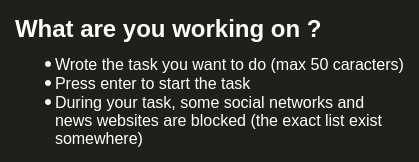
The window that boxtime/views/protipswidget.ui (jdauphant/boxtime) describes before a commit, drawn with Qt 5.
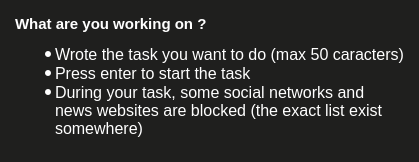
The same window after the commit.

Commit message: Disable protips on macos X

```diff
--- a/boxtime/views/protipswidget.ui
+++ b/boxtime/views/protipswidget.ui
@@ -34,9 +34,18 @@
      <colorrole role="Light">
       <brush brushstyle="SolidPattern">
        <color alpha="255">
-        <red>31</red>
-        <green>31</green>
-        <blue>30</blue>
+        <red>0</red>
+        <green>0</green>
+        <blue>0</blue>
+       </color>
+      </brush>
+     </colorrole>
+     <colorrole role="Midlight">
+      <brush brushstyle="SolidPattern">
+       <color alpha="255">
+        <red>0</red>
+        <green>0</green>
+        <blue>0</blue>
        </color>
       </brush>
      </colorrole>
@@ -117,9 +126,18 @@
      <colorrole role="Light">
       <brush brushstyle="SolidPattern">
        <color alpha="255">
-        <red>31</red>
-        <green>31</green>
-        <blue>30</blue>
+        <red>0</red>
+        <green>0</green>
+        <blue>0</blue>
+       </color>
+      </brush>
+     </colorrole>
+     <colorrole role="Midlight">
+      <brush brushstyle="SolidPattern">
+       <color alpha="255">
+        <red>0</red>
+        <green>0</green>
+        <blue>0</blue>
        </color>
       </brush>
      </colorrole>
@@ -200,9 +218,18 @@
      <colorrole role="Light">
       <brush brushstyle="SolidPattern">
        <color alpha="255">
-        <red>31</red>
-        <green>31</green>
-        <blue>30</blue>
+        <red>0</red>
+        <green>0</green>
+        <blue>0</blue>
+       </color>
+      </brush>
+     </colorrole>
+     <colorrole role="Midlight">
+      <brush brushstyle="SolidPattern">
+       <color alpha="255">
+        <red>0</red>
+        <green>0</green>
+        <blue>0</blue>
        </color>
       </brush>
      </colorrole>
@@ -297,11 +324,11 @@
       <string>&lt;!DOCTYPE HTML PUBLIC &quot;-//W3C//DTD HTML 4.0//EN&quot; &quot;http://www.w3.org/TR/REC-html40/strict.dtd&quot;&gt;
 &lt;html&gt;&lt;head&gt;&lt;meta name=&quot;qrichtext&quot; content=&quot;1&quot; /&gt;&lt;style type=&quot;text/css&quot;&gt;
 p, li { white-space: pre-wrap; }
-&lt;/style&gt;&lt;/head&gt;&lt;body style=&quot; font-family:'Ubuntu'; font-size:11pt; font-weight:400; font-style:normal;&quot;&gt;
-&lt;p style=&quot; margin-top:18px; margin-bottom:12px; margin-left:0px; margin-right:0px; -qt-block-indent:0; text-indent:0px;&quot;&gt;&lt;span style=&quot; font-size:xx-large; font-weight:600;&quot;&gt;What are you working on ?&lt;/span&gt;&lt;/p&gt;
-&lt;ul style=&quot;margin-top: 0px; margin-bottom: 0px; margin-left: 0px; margin-right: 0px; -qt-list-indent: 1;&quot;&gt;&lt;li style=&quot; font-size:12pt;&quot; style=&quot; margin-top:12px; margin-bottom:0px; margin-left:0px; margin-right:0px; -qt-block-indent:0; text-indent:0px;&quot;&gt;Wrote the task you want to do (max 50 caracters)&lt;/li&gt;
-&lt;li style=&quot; font-size:12pt;&quot; style=&quot; margin-top:0px; margin-bottom:0px; margin-left:0px; margin-right:0px; -qt-block-indent:0; text-indent:0px;&quot;&gt;Press enter to start the task&lt;/li&gt;
-&lt;li style=&quot; font-size:12pt;&quot; style=&quot; margin-top:0px; margin-bottom:0px; margin-left:0px; margin-right:0px; -qt-block-indent:0; text-indent:0px;&quot;&gt;During your task, some social networks and news websites are blocked (the exact list exist somewhere)&lt;/li&gt;&lt;/ul&gt;&lt;/body&gt;&lt;/html&gt;</string>
+&lt;/style&gt;&lt;/head&gt;&lt;body style=&quot; font-family:'Lucida Grande'; font-size:13pt; font-weight:400; font-style:normal;&quot;&gt;
+&lt;p style=&quot; margin-top:18px; margin-bottom:12px; margin-left:0px; margin-right:0px; -qt-block-indent:0; text-indent:0px;&quot;&gt;&lt;span style=&quot; font-family:'Ubuntu'; font-size:11pt; font-weight:600;&quot;&gt;What are you working on ?&lt;/span&gt;&lt;/p&gt;
+&lt;ul style=&quot;margin-top: 0px; margin-bottom: 0px; margin-left: 0px; margin-right: 0px; -qt-list-indent: 1;&quot;&gt;&lt;li style=&quot; font-family:'Ubuntu'; font-size:12pt;&quot; style=&quot; margin-top:12px; margin-bottom:0px; margin-left:0px; margin-right:0px; -qt-block-indent:0; text-indent:0px;&quot;&gt;Wrote the task you want to do (max 50 caracters)&lt;/li&gt;
+&lt;li style=&quot; font-family:'Ubuntu'; font-size:12pt;&quot; style=&quot; margin-top:0px; margin-bottom:0px; margin-left:0px; margin-right:0px; -qt-block-indent:0; text-indent:0px;&quot;&gt;Press enter to start the task&lt;/li&gt;
+&lt;li style=&quot; font-family:'Ubuntu'; font-size:12pt;&quot; style=&quot; margin-top:0px; margin-bottom:0px; margin-left:0px; margin-right:0px; -qt-block-indent:0; text-indent:0px;&quot;&gt;During your task, some social networks and news websites are blocked (the exact list exist somewhere)&lt;/li&gt;&lt;/ul&gt;&lt;/body&gt;&lt;/html&gt;</string>
      </property>
      <property name="textInteractionFlags">
       <set>Qt::NoTextInteraction</set>
```
The commit also changes 2 other files.
